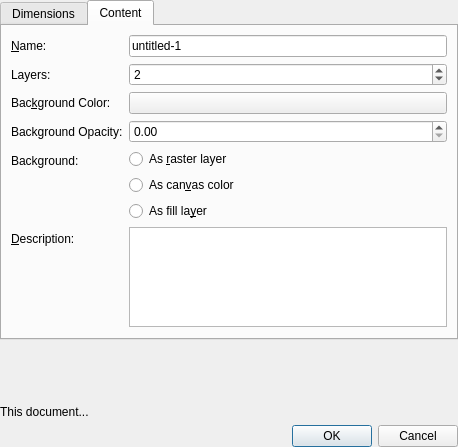
KDE/krita, file libs/ui/forms/wdgnewimage.ui: the form before one commit.
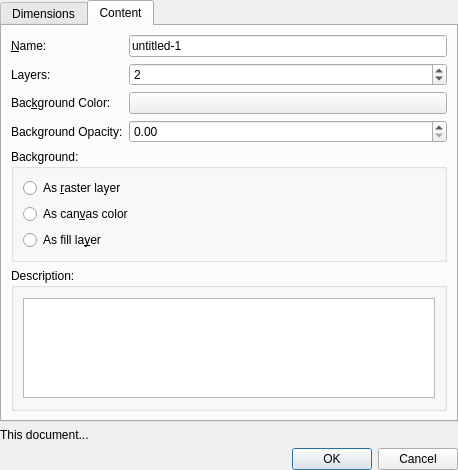
The form after the commit. The open tabs and pages were chosen to show the change. Custom widgets are drawn as their Qt base class.

Commit message: WdgNewImage: fix misaligned Background and Description labels by using groups

```diff
--- a/libs/ui/forms/wdgnewimage.ui
+++ b/libs/ui/forms/wdgnewimage.ui
@@ -527,16 +527,19 @@
        <item row="3" column="1">
         <widget class="KisDoubleSliderSpinBox" name="sliderOpacity"/>
        </item>
-       <item row="4" column="0">
-        <widget class="QLabel" name="lblBackgroundStyle">
-         <property name="text">
+       <item row="4" column="0" colspan="2">
+        <widget class="QGroupBox" name="grpBackground">
+         <property name="sizePolicy">
+          <sizepolicy hsizetype="Minimum" vsizetype="Minimum">
+           <horstretch>0</horstretch>
+           <verstretch>0</verstretch>
+          </sizepolicy>
+         </property>
+         <property name="title">
           <string>Background:</string>
          </property>
-        </widget>
-       </item>
-       <item row="4" column="1">
-        <layout class="QVBoxLayout" name="verticalLayout_3">
-         <item>
+         <layout class="QFormLayout" name="formLayout_2">
+          <item row="0" column="0" colspan="2">
           <widget class="QRadioButton" name="radioBackgroundAsRaster">
            <property name="sizePolicy">
             <sizepolicy hsizetype="Preferred" vsizetype="Fixed">
@@ -552,7 +555,7 @@
            </property>
           </widget>
          </item>
-         <item>
+          <item row="1" column="0" colspan="2">
           <widget class="QRadioButton" name="radioBackgroundAsProjection">
            <property name="sizePolicy">
             <sizepolicy hsizetype="Preferred" vsizetype="Fixed">
@@ -568,7 +571,7 @@
            </property>
           </widget>
          </item>
-         <item>
+          <item row="2" column="0" colspan="2">
           <widget class="QRadioButton" name="radioBackgroundAsFill">
            <property name="sizePolicy">
             <sizepolicy hsizetype="Preferred" vsizetype="Fixed">
@@ -585,18 +588,15 @@
           </widget>
          </item>
         </layout>
-       </item>
-       <item row="5" column="0">
-        <widget class="QLabel" name="lblDescription">
-         <property name="text">
-          <string>&amp;Description:</string>
-         </property>
-         <property name="buddy">
-          <cstring>txtDescription</cstring>
-         </property>
         </widget>
        </item>
-       <item row="5" column="1">
+       <item row="5" column="0" colspan="2">
+        <widget class="QGroupBox" name="grpDescription">
+         <property name="title">
+          <string>Description:</string>
+         </property>
+         <layout class="QFormLayout" name="formLayout_5">
+          <item row="0" column="0" colspan="2">
         <widget class="QTextEdit" name="txtDescription">
          <property name="sizePolicy">
           <sizepolicy hsizetype="Preferred" vsizetype="Expanding">
@@ -613,6 +613,9 @@
         </widget>
        </item>
       </layout>
+        </widget>
+       </item>
+      </layout>
       <zorder>label_4</zorder>
       <zorder>lblBackgroundStyle</zorder>
       <zorder>txtDescription</zorder>
```
Left out of the diff: 5 changed lines with no effect on the pictures. Lines whose indentation alone changed are shown as unchanged.
